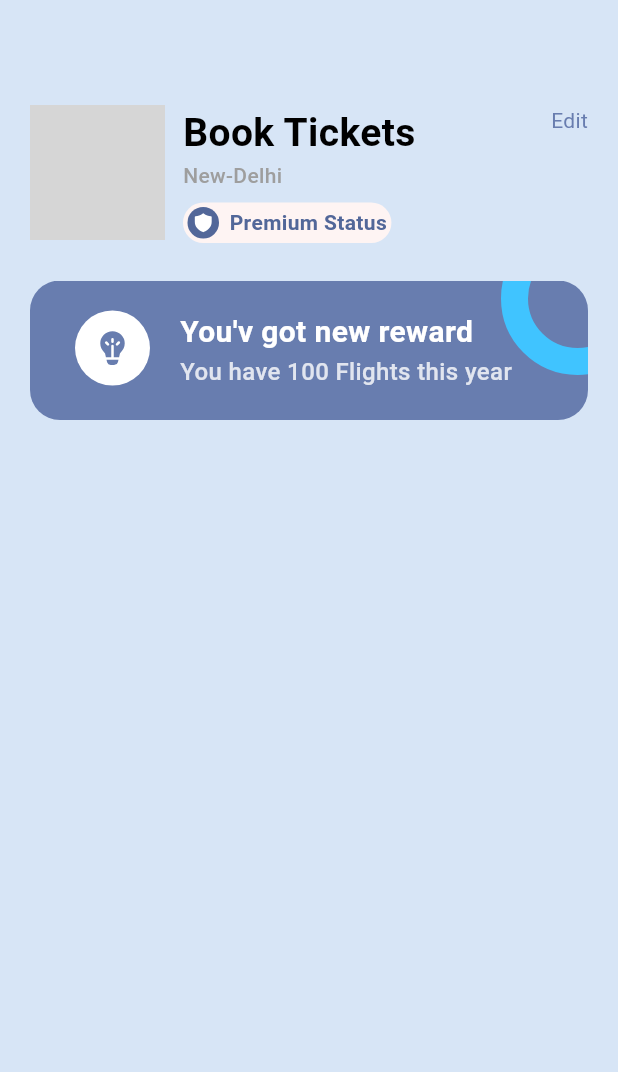
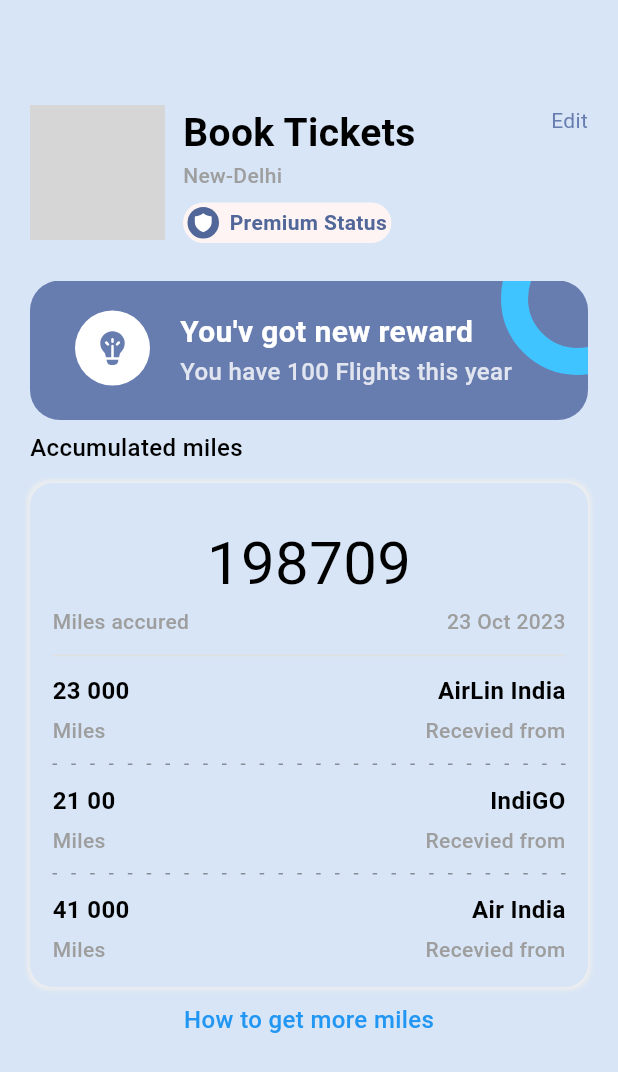
Before and after one commit to jaybhavsar555/TicketBookingApp, a Flutter app: the ProfileScreen screen opened directly, on a phone screen of 412 x 824 dp. Shown: the top 1072 px of the screen. Run offline on Flutter 3.47's test engine with Material 2 defaults, Android fonts, the phone set to English and light mode, and no system bars; our stand-ins replace barcode_widget, fluentui_system_icons, fluttertoast, gap, get; grey boxes are pictures that could not be loaded.

Commit message:
Done with profile_screen.dart Done with UI.

```diff
--- a/lib/screens/profile_screen.dart
+++ b/lib/screens/profile_screen.dart
@@ -2,6 +2,9 @@ import 'package:fluentui_system_icons/fluentui_system_icons.dart';
 import 'package:flutter/material.dart';
 import 'package:fluttertoast/fluttertoast.dart';
 import 'package:gap/gap.dart';
+import 'package:ticketbookapp/widget/customer_ticketLayout.dart';
+import 'package:ticketbookapp/widget/horizontal_line_widget.dart';
+
 
 import '../utils/app_layout.dart';
 import '../utils/app_style.dart';
@@ -57,7 +60,7 @@ class ProfileScreen extends StatelessWidget {
                       borderRadius: BorderRadius.circular(100),
                       color: const Color(0xFFFEF4F3),
                     ),
-                    padding: EdgeInsets.symmetric(vertical: 3,horizontal: 3),
+                    padding: const EdgeInsets.symmetric(vertical: 3,horizontal: 3),
                     child: Row(
                       children: [
                         Container(
@@ -176,8 +179,92 @@ class ProfileScreen extends StatelessWidget {
                 ),
               )
             ],
-          )
+          ),
+          Gap(AppLayout.getHeight(7)),
+          Text("Accumulated miles" ,style: Styles.textStyle1,),
+          Gap(AppLayout.getHeight(12)),
+          Container(
+            padding: EdgeInsets.all(AppLayout.getHeight(15)),
+            decoration: BoxDecoration(
+              borderRadius: BorderRadius.circular(15),
+              color: Styles.bgColor,
+              boxShadow:[ BoxShadow(
+                color: Colors.grey.shade200,
+                blurRadius: 2,
+                spreadRadius: 2
 
+              )]
+            ),
+            child: Column(
+              children: [
+                Gap(AppLayout.getHeight(10)),
+                 Text("198709", style: TextStyle(fontSize: 40, color: Styles.textColor, fontWeight: FontWeight.w400
+                 ),),
+
+               Row(
+                 mainAxisAlignment: MainAxisAlignment.spaceBetween,
+                 children: [
+                   Text("Miles accured",style: Styles.textHeadStyle4.copyWith(color: Colors.grey),),
+                   Text("23 Oct 2023",style: Styles.textHeadStyle4.copyWith(color: Colors.grey),),
+                 ],
+               ),
+                Gap(AppLayout.getHeight(5)),
+                Divider(color: Colors.grey.shade300,),
+                Gap(AppLayout.getHeight(4)),
+
+                const Row(
+                  mainAxisAlignment: MainAxisAlignment.spaceBetween,
+                  children:  [
+                    CustomTicketLayout(firstText: "23 000", secondText:"Miles", alignment: CrossAxisAlignment.start),
+                    CustomTicketLayout(firstText: "AirLin India", secondText:"Recevied from", alignment: CrossAxisAlignment.end),
+                  ],
+                ),
+
+                Gap(AppLayout.getHeight(12)),
+                const HorizontalLineWidget(section: 12, isColor: false,),
+                Gap(AppLayout.getHeight(12)),
+                Row(
+                  mainAxisAlignment: MainAxisAlignment.spaceBetween,
+                  children: [
+                    CustomTicketLayout(firstText: "21 00", secondText:"Miles", alignment: CrossAxisAlignment.start),
+                    CustomTicketLayout(firstText: "IndiGO", secondText:"Recevied from", alignment: CrossAxisAlignment.end),
+                  ],
+                ),
+                Gap(AppLayout.getHeight(12)),
+                const HorizontalLineWidget(section: 12, isColor: false,),
+                Gap(AppLayout.getHeight(12)),
+                const Row(
+                  mainAxisAlignment: MainAxisAlignment.spaceBetween,
+                  children: [
+                    CustomTicketLayout(firstText: "41 000", secondText:"Miles", alignment: CrossAxisAlignment.start),
+                    CustomTicketLayout(firstText: "Air India", secondText:"Recevied from", alignment: CrossAxisAlignment.end),
+                  ],
+                ),
+
+              ],
+            ),
+          ),
+          Gap(AppLayout.getHeight(10)),
+          InkWell(
+            onTap: (){
+              Fluttertoast.showToast(
+                  msg: "Wait..",
+                  toastLength: Toast.LENGTH_SHORT,
+                  gravity: ToastGravity.BOTTOM,
+                  timeInSecForIosWeb: 1,
+                  textColor: Colors.grey,
+                  fontSize: 16.0
+              );
+            },
+            child: Center(
+              child: Text(
+                "How to get more miles",
+               style: Styles.textStyle1.copyWith(
+                 color: Colors.blue
+               ),
+              ),
+            ),
+          ),
         ],
       ),
     );
```
